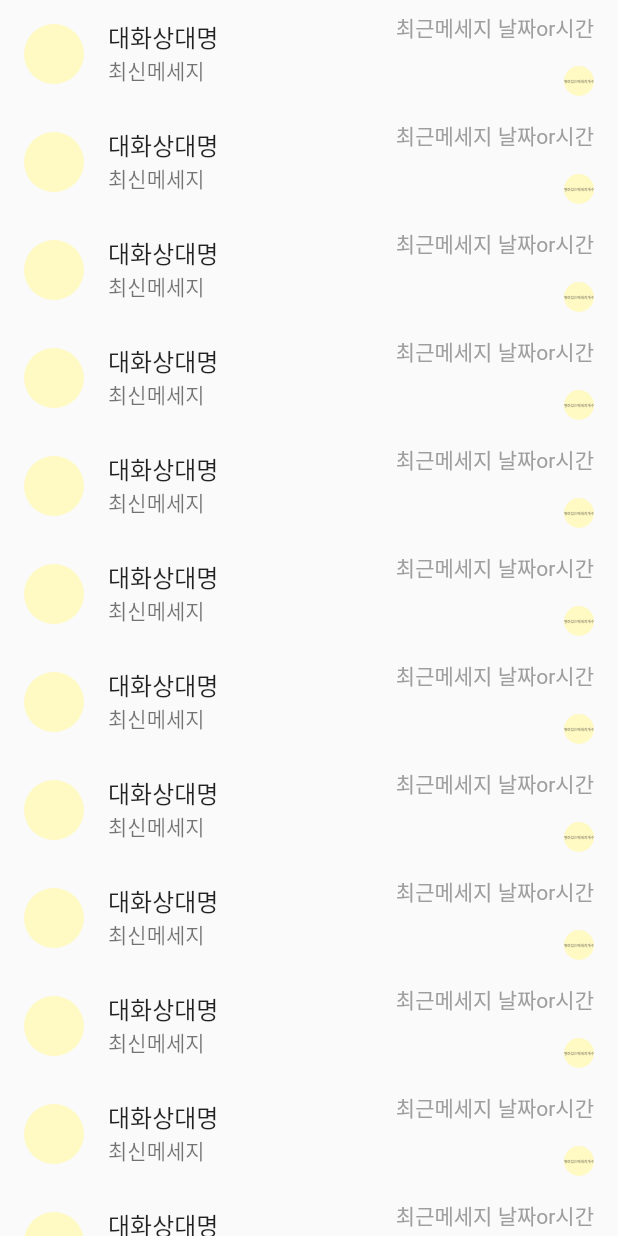
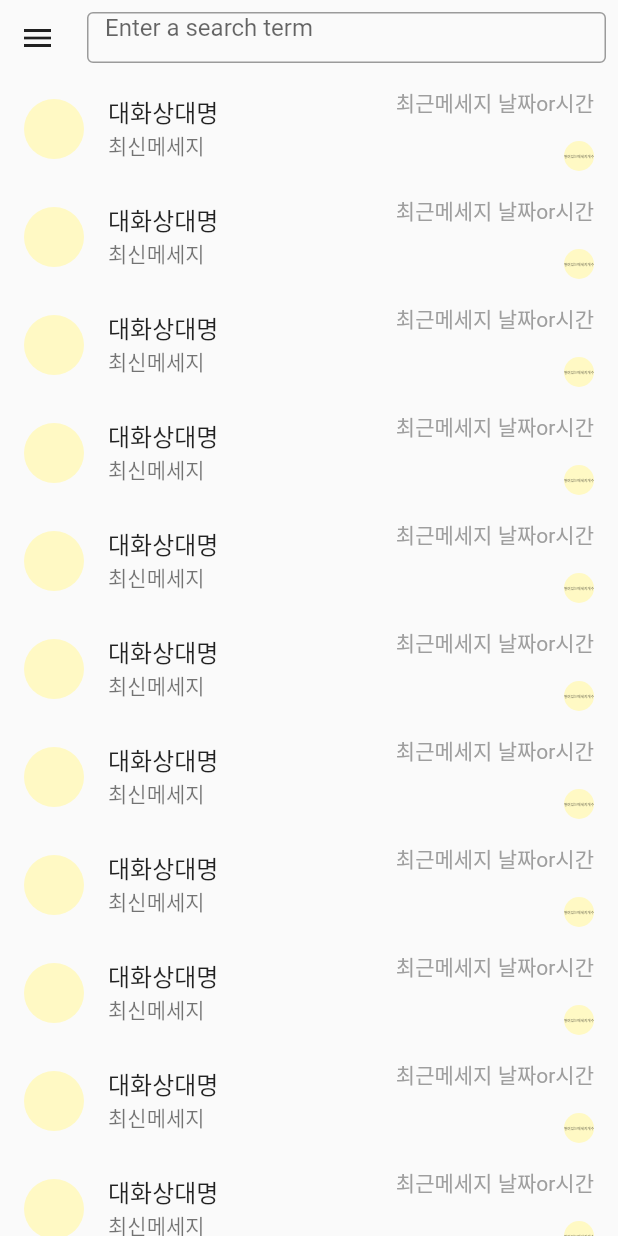
Before and after one commit to kangsudal/kkunglegram, a Flutter app: the screen it shows after launch, on a phone screen of 412 x 824 dp. Run offline on Flutter 3.47's test engine with Material 2 defaults, Android fonts, the phone set to English and light mode, and no system bars.

Commit message:
Add menu button and searchbar

```diff
--- a/lib/main.dart
+++ b/lib/main.dart
@@ -55,7 +55,11 @@ class ChatList extends StatelessWidget {
 
   @override
   Widget build(BuildContext context) {
-    return ListView.builder(itemBuilder: (context, index) {
+    return Column(
+      children: [
+        const MenuAndSearch(),
+        Expanded(
+          child: ListView.builder(itemBuilder: (context, index) {
             return ListTile(
               leading: CircleAvatar(),
               title: Text("대화상대명"),
@@ -81,7 +85,48 @@ class ChatList extends StatelessWidget {
                 ],
               ),
             );
-    });
+          }),
+        ),
+      ],
+    );
+  }
+}
+
+class MenuAndSearch extends StatelessWidget {
+  const MenuAndSearch({
+    Key? key,
+  }) : super(key: key);
+
+  @override
+  Widget build(BuildContext context) {
+    return Container(
+      // color: Colors.yellow,
+      height: 50,
+      child: Row(
+        children: [
+          SizedBox(
+            width: 50,
+            child: IconButton(
+              icon: Icon(Icons.menu),
+              onPressed: () {
+                print("open drawer");
+              },
+            ),
+          ),
+          const Expanded(
+            child: Padding(
+              padding: EdgeInsets.all(8.0),
+              child: TextField(
+                decoration: InputDecoration(
+                  border: OutlineInputBorder(),
+                  hintText: 'Enter a search term',
+                ),
+              ),
+            ),
+          ),
+        ],
+      ),
+    );
   }
 }
 
```
Lines whose indentation alone changed are shown as unchanged.
